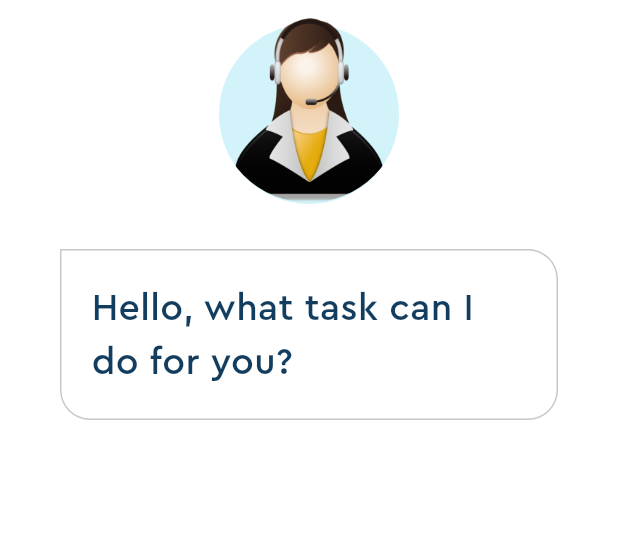
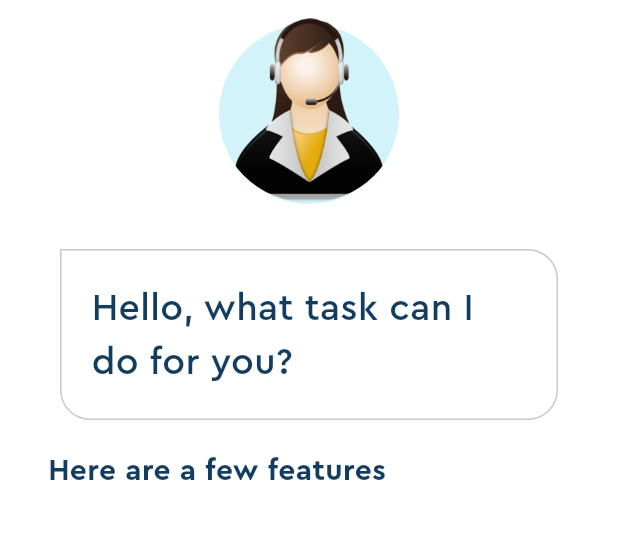
Before and after one commit to aryanbhardwaj24/jarvis, a Flutter app: the screen it shows after launch, on a phone screen of 412 x 824 dp, the part 66-605 px from its top. Run offline on Flutter 3.47's test engine with Material 3 defaults, Android fonts, the phone set to English and light mode, and no system bars.

Commit message:
add basic helper descriptive text introducing the features of the app

```diff
--- a/lib/home_page.dart
+++ b/lib/home_page.dart
@@ -1,4 +1,5 @@
 import 'package:flutter/material.dart';
+import 'package:flutter/widgets.dart';
 import 'package:jarvis/pallete.dart';
 
 class HomePage extends StatefulWidget {
@@ -84,6 +85,25 @@ class _HomePageState extends State<HomePage> {
               ),
             ),
           ),
+          //Descriptive Text
+          Container(
+            padding: const EdgeInsets.all(10),
+            alignment: Alignment.centerLeft,
+            margin: const EdgeInsets.only(
+              top: 10,
+              left: 22,
+            ),
+            child: const Text(
+              'Here are a few features',
+              style: TextStyle(
+                fontFamily: 'Cera Pro',
+                color: Pallete.mainFontColor,
+                fontSize: 20,
+                fontWeight: FontWeight.bold,
+              ),
+            ),
+          ),
+          //Features List
         ],
       ),
     );
```
